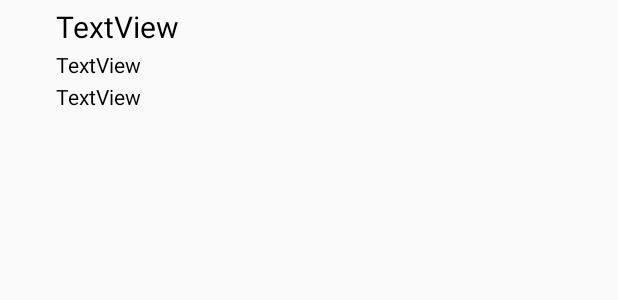
After one commit to amoslarbi/PowerTR, an Android app: the layout customlayout.xml on its own in the app's theme, with its tools: preview values and no code run, on a phone screen of 412 x 824 dp. The commit adds this screen. Shown: the top 300 px of the screen. Run offline under Robolectric (Android 15) with nearby library versions, the phone set to English and light mode, and no system bars.

Commit message:
this is 1.0.2

```diff
--- /dev/null
+++ b/app/src/main/res/layout/customlayout.xml
@@ -0,0 +1,38 @@
+<?xml version="1.0" encoding="utf-8"?>
+<RelativeLayout xmlns:android="http://schemas.android.com/apk/res/android"
+    android:layout_width="match_parent" android:layout_height="match_parent">
+
+    <TextView
+        android:id="@+id/appliance"
+        android:layout_width="wrap_content"
+        android:layout_height="wrap_content"
+        android:layout_alignParentStart="true"
+        android:layout_alignParentTop="true"
+        android:layout_marginStart="37dp"
+        android:layout_marginTop="4dp"
+        android:textColor="#000000"
+        android:textSize="20dp"
+        android:text="TextView" />
+
+    <TextView
+        android:id="@+id/number"
+        android:layout_width="wrap_content"
+        android:layout_height="wrap_content"
+        android:layout_alignStart="@+id/appliance"
+        android:layout_below="@+id/appliance"
+        android:layout_marginTop="2dp"
+        android:textColor="#000000"
+        android:text="TextView" />
+
+    <TextView
+        android:id="@+id/watts"
+        android:layout_width="wrap_content"
+        android:layout_height="wrap_content"
+        android:layout_alignStart="@+id/number"
+        android:layout_below="@+id/number"
+        android:textColor="#000000"
+        android:layout_marginTop="2dp"
+        android:text="TextView" />
+
+
+</RelativeLayout>
```
Also changed, not shown: app/build.gradle (+13 -4 lines), app/src/main/java/teamragnar/power/Home.java (+60 -71 lines), app/src/main/java/teamragnar/power/Tab3.java (+29 -3 lines), app/src/main/res/layout/tab3.xml (+13 -6 lines).
